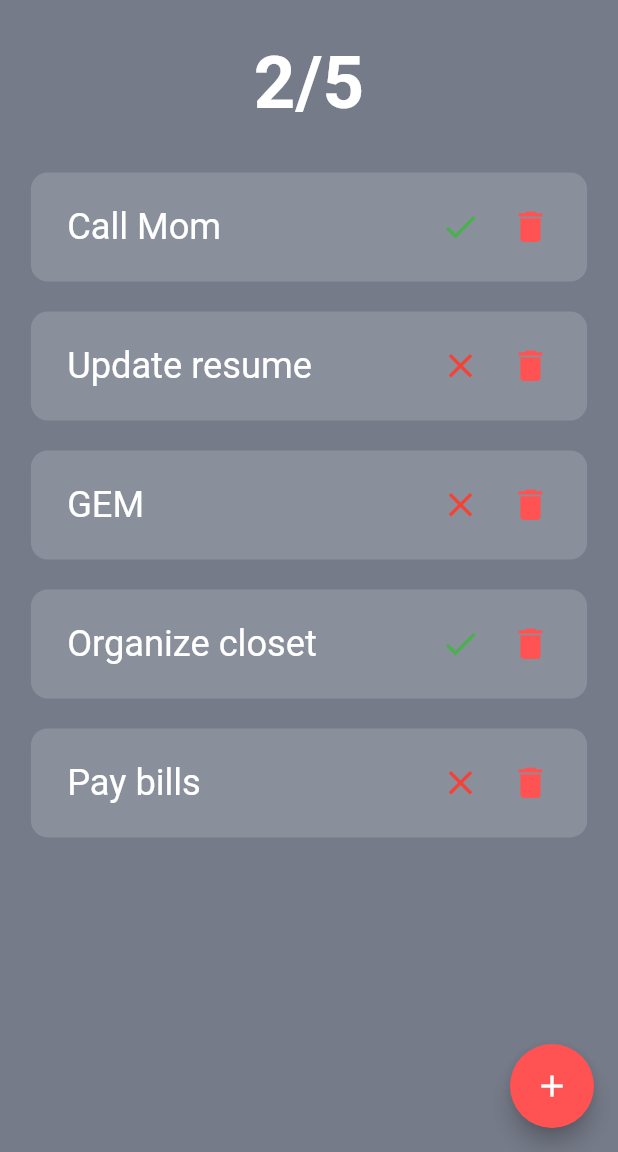
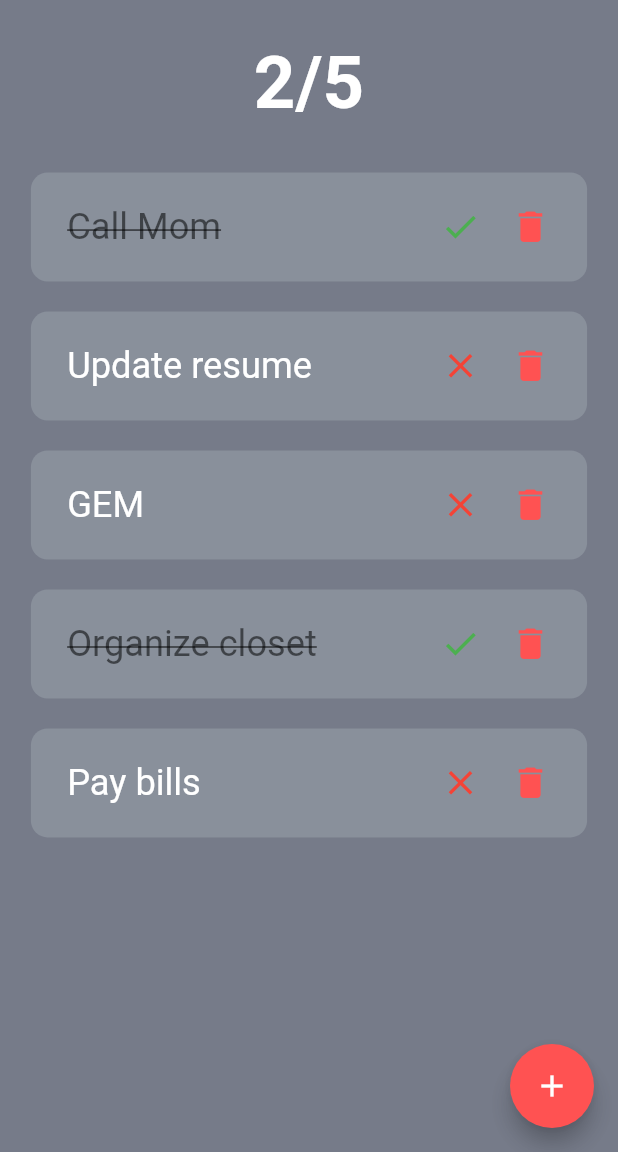
Before and after one commit to alaaRashed2001/ToDo_App, a Flutter app: the screen it shows after launch, on a phone screen of 412 x 824 dp, the part 84-1236 px from its top. Run offline on Flutter 3.47's test engine with Material 2 defaults, Android fonts, the phone set to English and light mode, and no system bars; our stand-ins replace flutter_screenutil, shared_preferences; generated files the repository leaves out were written again.

Commit message:
Decoration Text Style isDone?

```diff
--- a/lib/Views/Widgets/task_item.dart
+++ b/lib/Views/Widgets/task_item.dart
@@ -39,9 +39,11 @@ class OneTask extends StatelessWidget {
               Text(
                 title,
                 style: TextStyle(
-                  color: Colors.white,
-                  fontSize: 22.sp,
-                ),
+                    color: isDone ? Colors.black54 : Colors.white,
+                    fontSize: 22.sp,
+                    decoration: isDone
+                        ? TextDecoration.lineThrough
+                        : TextDecoration.none),
               ),
               Row(
                 children: [
```
